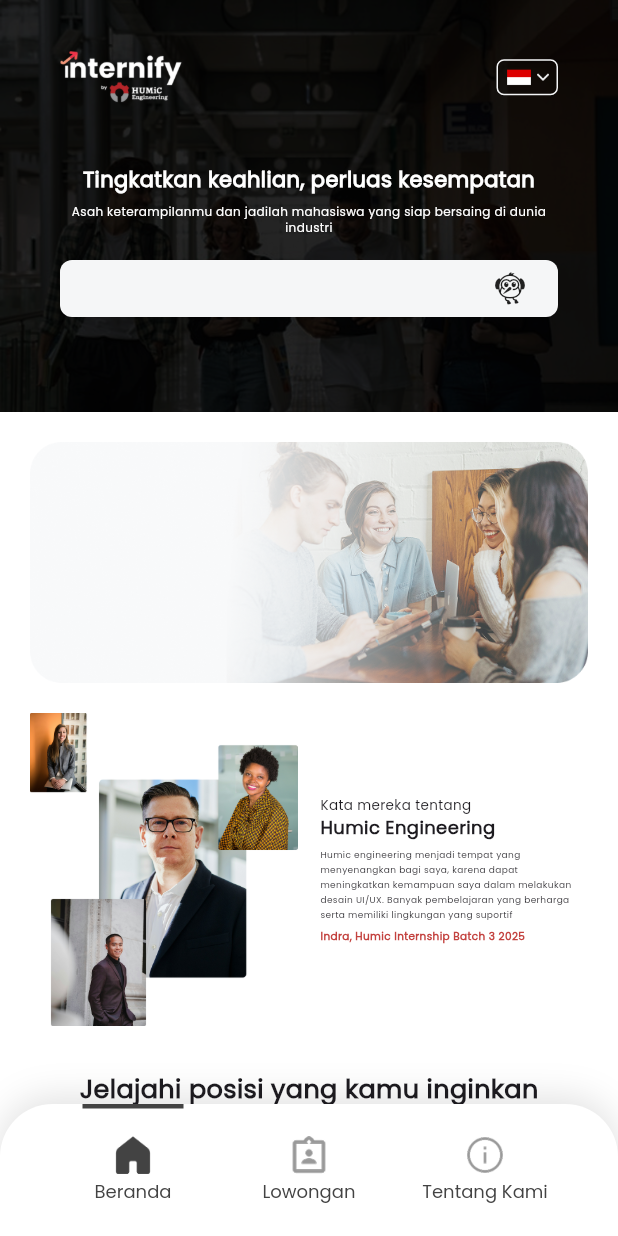
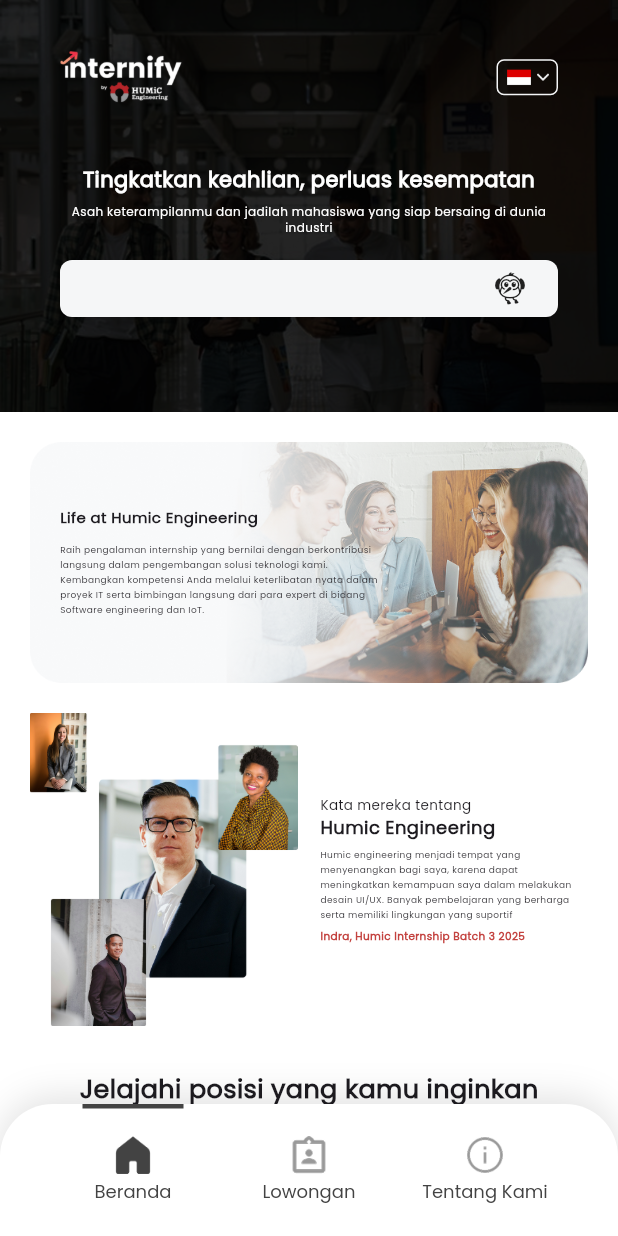
Before and after one commit to Blueeyss14/humic-internify, a Flutter app: the screen it shows after launch, on a phone screen of 412 x 824 dp. Run offline on Flutter 3.47's test engine with Material 3 defaults, Android fonts, the phone set to English and light mode, and no system bars; drawn by our look-alikes of auto_size_text; our stand-ins replace get.

Commit message:
yayayayay home page etc

```diff
--- a/lib/src/features/views/pages/home_page.dart
+++ b/lib/src/features/views/pages/home_page.dart
@@ -13,7 +13,44 @@
         child: Column(
           mainAxisAlignment: MainAxisAlignment.start,
           children: [
-            Image.asset("assets/images/life-at-humic.png"),
+            Stack(
+              children: [
+                Image.asset("assets/images/life-at-humic.png"),
+                Positioned.fill(
+                  child: Container(
+                    margin: const EdgeInsets.only(right: 110),
+                    alignment: Alignment.centerLeft,
+                    child: const Padding(
+                      padding: EdgeInsets.symmetric(horizontal: 20),
+                      child: Column(
+                        mainAxisAlignment: MainAxisAlignment.center,
+                        crossAxisAlignment: CrossAxisAlignment.start,
+                        children: [
+                          AutoSizeText(
+                            "Life at Humic Engineering",
+                            style: TextStyle(
+                              fontSize: 10,
+                              fontWeight: FontWeight.w700,
+                            ),
+                            maxLines: 1,
+                            maxFontSize: 12,
+                            minFontSize: 3,
+                          ),
+                          SizedBox(height: 10),
+                          AutoSizeText(
+                            "Raih pengalaman internship yang bernilai dengan berkontribusi langsung dalam pengembangan solusi teknologi kami. Kembangkan kompetensi Anda melalui keterlibatan nyata dalam proyek IT serta bimbingan langsung dari para expert di bidang Software engineering dan IoT.",
+                            style: TextStyle(fontSize: 7, height: 1.7),
+                            maxLines: 5,
+                            maxFontSize: 7,
+                            minFontSize: 3,
+                          ),
+                        ],
+                      ),
+                    ),
+                  ),
+                ),
+              ],
+            ),
             const SizedBox(height: 20),
             Row(
               mainAxisAlignment: MainAxisAlignment.spaceBetween,
```
